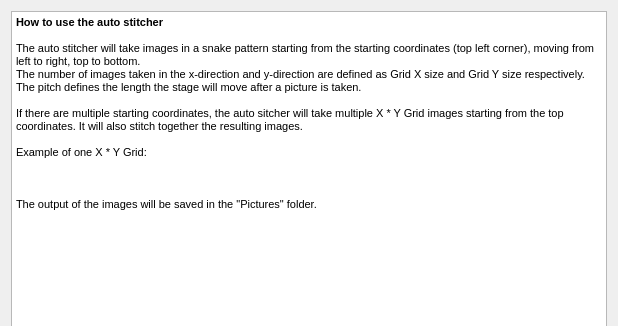
The window that CameraStageController/ui_files/autohelpdialog.ui (waleung/CameraStageController) describes before a commit, drawn with Qt 5; both pictures show x 0 to 618 and y 0 to 326 of the 618 by 573 pixel window.
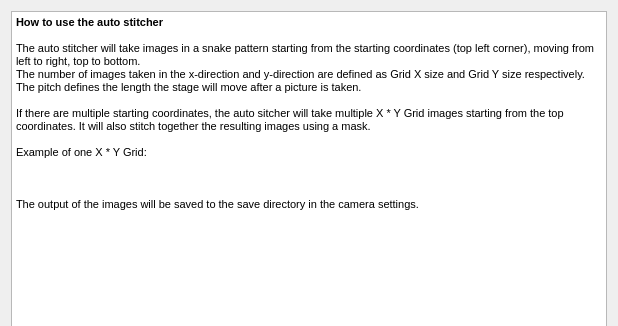
The same window after the commit. Icons and pictures are not drawn.

What changed in the file:
```diff
--- a/CameraStageController/ui_files/autohelpdialog.ui
+++ b/CameraStageController/ui_files/autohelpdialog.ui
@@ -41,13 +41,13 @@
 &lt;p style=&quot; margin-top:0px; margin-bottom:0px; margin-left:0px; margin-right:0px; -qt-block-indent:0; text-indent:0px;&quot;&gt;The pitch defines the length the stage will move after a picture is taken.&lt;/p&gt;
 &lt;p style=&quot;-qt-paragraph-type:empty; margin-top:0px; margin-bottom:0px; margin-left:0px; margin-right:0px; -qt-block-indent:0; text-indent:0px;&quot;&gt;&lt;br /&gt;&lt;/p&gt;
 &lt;p style=&quot; margin-top:0px; margin-bottom:0px; margin-left:0px; margin-right:0px; -qt-block-indent:0; text-indent:0px;&quot;&gt;If there are multiple starting coordinates, the auto sitcher will take multiple X * Y Grid images starting from the top&lt;/p&gt;
-&lt;p style=&quot; margin-top:0px; margin-bottom:0px; margin-left:0px; margin-right:0px; -qt-block-indent:0; text-indent:0px;&quot;&gt;coordinates. It will also stitch together the resulting images.&lt;/p&gt;
+&lt;p style=&quot; margin-top:0px; margin-bottom:0px; margin-left:0px; margin-right:0px; -qt-block-indent:0; text-indent:0px;&quot;&gt;coordinates. It will also stitch together the resulting images using a mask.&lt;/p&gt;
 &lt;p style=&quot;-qt-paragraph-type:empty; margin-top:0px; margin-bottom:0px; margin-left:0px; margin-right:0px; -qt-block-indent:0; text-indent:0px;&quot;&gt;&lt;br /&gt;&lt;/p&gt;
 &lt;p style=&quot; margin-top:0px; margin-bottom:0px; margin-left:0px; margin-right:0px; -qt-block-indent:0; text-indent:0px;&quot;&gt;Example of one X * Y Grid:&lt;/p&gt;
 &lt;p style=&quot;-qt-paragraph-type:empty; margin-top:0px; margin-bottom:0px; margin-left:0px; margin-right:0px; -qt-block-indent:0; text-indent:0px;&quot;&gt;&lt;br /&gt;&lt;/p&gt;
 &lt;p style=&quot; margin-top:0px; margin-bottom:0px; margin-left:0px; margin-right:0px; -qt-block-indent:0; text-indent:0px;&quot;&gt;&lt;img src=&quot;:/Stitching/autoHelp.png&quot; /&gt;&lt;/p&gt;
 &lt;p style=&quot;-qt-paragraph-type:empty; margin-top:0px; margin-bottom:0px; margin-left:0px; margin-right:0px; -qt-block-indent:0; text-indent:0px;&quot;&gt;&lt;br /&gt;&lt;/p&gt;
-&lt;p style=&quot; margin-top:0px; margin-bottom:0px; margin-left:0px; margin-right:0px; -qt-block-indent:0; text-indent:0px;&quot;&gt;The output of the images will be saved in the &amp;quot;Pictures&amp;quot; folder. &lt;/p&gt;&lt;/body&gt;&lt;/html&gt;</string>
+&lt;p style=&quot; margin-top:0px; margin-bottom:0px; margin-left:0px; margin-right:0px; -qt-block-indent:0; text-indent:0px;&quot;&gt;The output of the images will be saved to the save directory in the camera settings.&lt;/p&gt;&lt;/body&gt;&lt;/html&gt;</string>
      </property>
     </widget>
    </item>
```
